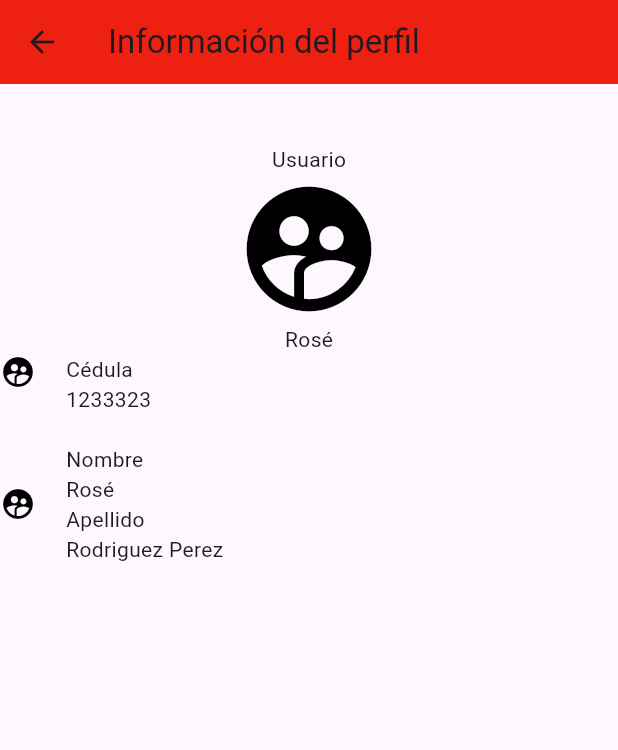
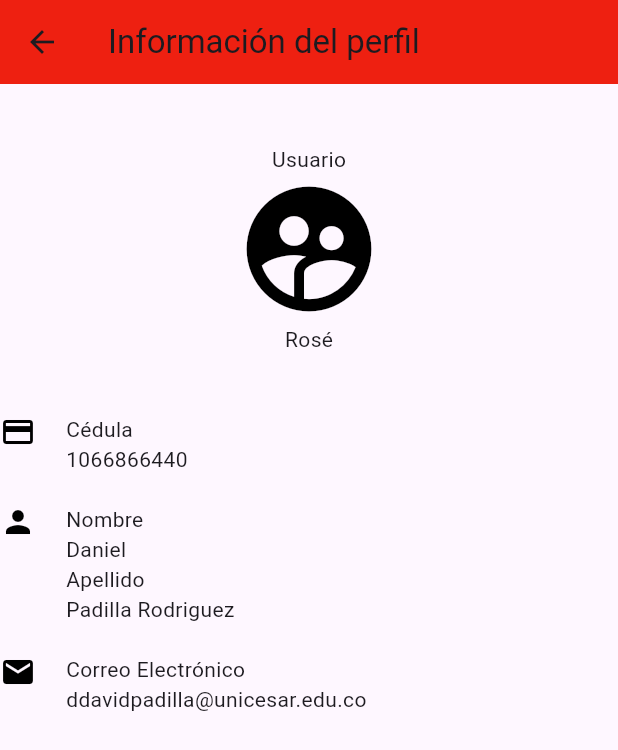
Before and after one commit to ara-project/Front, a Flutter app: the Perfil screen opened by its route, on a phone screen of 412 x 824 dp. Shown: the top 750 px of the screen. Run offline on Flutter 3.47's test engine with Material 3 defaults, Android fonts, the phone set to English and light mode, and no system bars; our stand-ins replace google_sign_in.

Commit message:
Cambios del perfil Ya hechos

```diff
--- a/lib/pages/login_page.dart
+++ b/lib/pages/login_page.dart
@@ -10,7 +10,7 @@ class Login extends StatefulWidget {
 }
 
 class _LoginState extends State<Login> {
-  List<String> _scopes = <String>[
+  final List<String> _scopes = <String>[
     'email',
     'https://www.googleapis.com/auth/contacts.readonly',
   ];
@@ -88,7 +88,7 @@ class _LoginState extends State<Login> {
                                   width: 24,
                                   height: 24,
                                 ),
-                                Text("Iniciar sesión con Google")
+                                const Text("Iniciar sesión con Google")
                               ],
                             ),
                           ),
--- a/lib/pages/main_page.dart
+++ b/lib/pages/main_page.dart
@@ -36,7 +36,7 @@ class MainPageState extends State<MainPage> {
                                 onPressed: () {
                                   Navigator.pushNamed(context, '/login');
                                 },
-                                child: const Text(
+                                child: Text(
                                   'Iniciar Sesión',
                                   style: TextStyle(
                                     color: Colors.black,
--- a/lib/pages/perfile_page.dart
+++ b/lib/pages/perfile_page.dart
@@ -1,4 +1,5 @@
 import 'package:flutter/material.dart';
+import 'package:flutter/widgets.dart';
 
 class Perfil extends StatelessWidget {
   const Perfil({super.key});
@@ -25,11 +26,15 @@ class Perfil extends StatelessWidget {
                 ],
               ),
               Text('Rosé'),
+              Column(
+                mainAxisAlignment: MainAxisAlignment.start,
+                children: [
+                  SizedBox(height: 40),
                   Row(
                     crossAxisAlignment: CrossAxisAlignment.start,
                     children: [
                       Icon(
-                    Icons.supervised_user_circle_rounded,
+                      Icons.credit_card,
                       color: Colors.black,
                       ),
                       SizedBox(width: 20),
@@ -37,36 +42,51 @@ class Perfil extends StatelessWidget {
                         crossAxisAlignment: CrossAxisAlignment.start,
                         children: [
                         Text("Cédula"),
-                        Text("1233323"),
+                        Text("1066866440"),
                         ],
                       ),
-                      SizedBox(width: 20,)],
+                    ],
                   ),
                 SizedBox(height: 20),
                 Row(
-                  children: [
-                    Column(
                   crossAxisAlignment: CrossAxisAlignment.start,
                   children: [
                     Icon(
-                          Icons.supervised_user_circle_rounded,
+                      Icons.person,
                       color: Colors.black,
                     ),
-                      ],
-                    ),
-                    SizedBox(width: 20), // Espacio entre la imagen y el texto
+                    SizedBox(width: 20),
                     Column(
                       crossAxisAlignment: CrossAxisAlignment.start,
                       children: [
                         Text("Nombre"),
-                              Text("Rosé"),
+                        Text("Daniel"),
                         Text("Apellido"),
-                              Text("Rodriguez Perez")
+                        Text("Padilla Rodriguez")
                       ],
                     ),
-                  ],),
                   ],
                   ),
+                  SizedBox(height: 20,),
+                  Row(
+                    crossAxisAlignment:CrossAxisAlignment.start,
+                    children: [
+                      Icon(
+                        Icons.email,
+                        color: Colors.black,
+                        ),
+                      SizedBox(width: 20,),
+                      Column(
+                        crossAxisAlignment: CrossAxisAlignment.start,
+                        children: [
+                          Text("Correo Electrónico"),
+                          Text("ddavidpadilla@unicesar.edu.co")
+                        ],)
+                  ],)
+                ],
+              ),
+            ],
+        )
         ),
       );
   }
```
Lines whose indentation alone changed are shown as unchanged.
